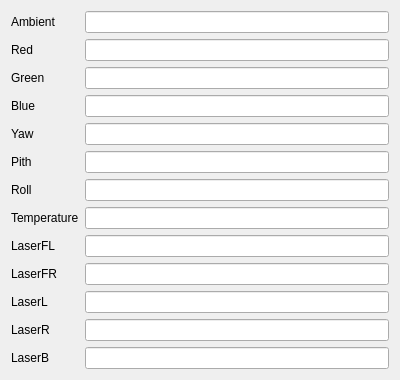
First picture: the form in mainwindow.ui, repository RMTZuccante/QtBot, before the edit.
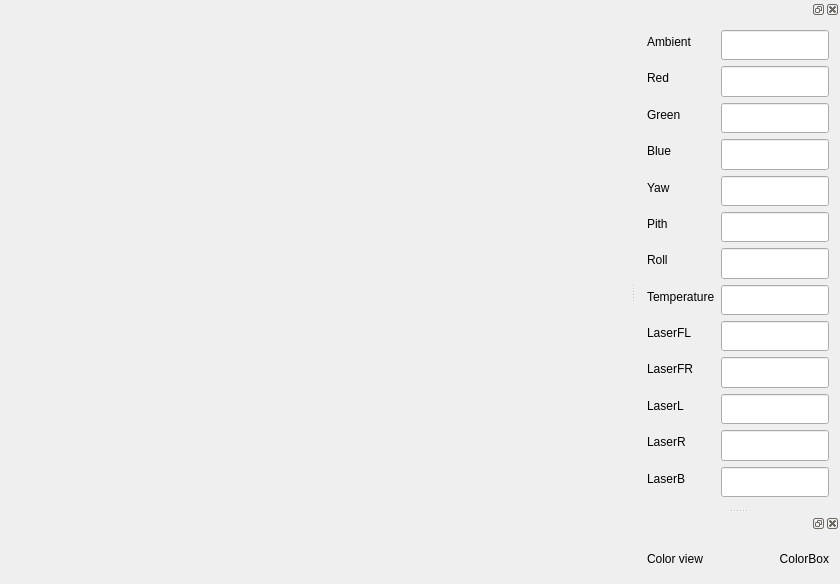
Second picture: the form after the edit.

```diff
--- a/mainwindow.ui
+++ b/mainwindow.ui
@@ -9,14 +9,21 @@
    <rect>
     <x>0</x>
     <y>0</y>
-    <width>400</width>
-    <height>300</height>
+    <width>840</width>
+    <height>584</height>
    </rect>
   </property>
   <property name="windowTitle">
    <string>MainWindow</string>
   </property>
   <widget class="QWidget" name="centralWidget">
+   <layout class="QGridLayout" name="gridLayout_2"/>
+  </widget>
+  <widget class="QDockWidget" name="dockWidget">
+   <attribute name="dockWidgetArea">
+    <number>2</number>
+   </attribute>
+   <widget class="QWidget" name="dockWidgetContents">
    <layout class="QFormLayout" name="formLayout">
     <item row="0" column="0">
      <widget class="QLabel" name="labelAmbient">
@@ -750,6 +757,42 @@
      </widget>
     </item>
    </layout>
+   </widget>
+  </widget>
+  <widget class="QDockWidget" name="dockWidget_3">
+   <attribute name="dockWidgetArea">
+    <number>2</number>
+   </attribute>
+   <widget class="QWidget" name="dockWidgetContents_3">
+    <layout class="QGridLayout" name="gridLayout">
+     <item row="0" column="0">
+      <widget class="QLabel" name="label_14">
+       <property name="text">
+        <string>Color view</string>
+       </property>
+      </widget>
+     </item>
+     <item row="0" column="1">
+      <widget class="QLabel" name="label_13">
+       <property name="enabled">
+        <bool>true</bool>
+       </property>
+       <property name="minimumSize">
+        <size>
+         <width>0</width>
+         <height>0</height>
+        </size>
+       </property>
+       <property name="text">
+        <string>ColorBox</string>
+       </property>
+       <property name="alignment">
+        <set>Qt::AlignRight|Qt::AlignTrailing|Qt::AlignVCenter</set>
+       </property>
+      </widget>
+     </item>
+    </layout>
+   </widget>
   </widget>
  </widget>
  <layoutdefault spacing="6" margin="11"/>
```
Lines whose indentation alone changed are shown as unchanged.
